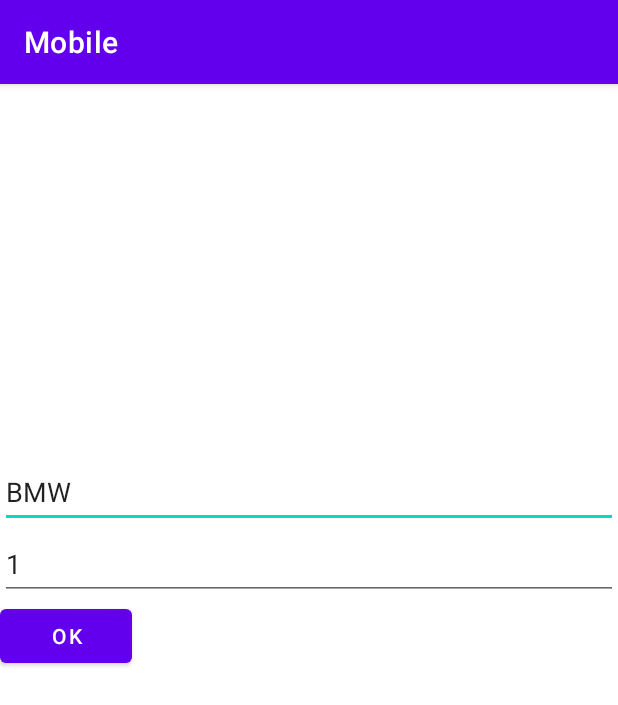
After one commit to a-shdv/gosy, an Android app: the EditAutoActivity screen opened directly, with no data from a screen before it, on a phone screen of 412 x 824 dp. The commit adds this screen. Shown: the top 705 px of the screen. Run offline under Robolectric (Android 15) with nearby library versions, the phone set to English and light mode, and no system bars.

Commit message:
Add edit auto

```diff
--- /dev/null
+++ b/mob/app/src/main/java/com/example/mob/activity/EditAutoActivity.java
@@ -0,0 +1,62 @@
+package com.example.mob.activity;
+
+import androidx.appcompat.app.AppCompatActivity;
+
+import android.os.Bundle;
+import android.widget.Button;
+import android.widget.EditText;
+import android.widget.Toast;
+
+import com.example.mob.R;
+import com.example.mob.entity.Auto;
+import com.example.mob.repo.AutoRepo;
+
+public class EditAutoActivity extends AppCompatActivity {
+    private EditText editTextAutoModel;
+    private EditText editTextAutoClient;
+    private Button buttonEditAutoOk;
+    private AutoRepo autoRepo;
+
+
+    @Override
+    protected void onCreate(Bundle savedInstanceState) {
+        super.onCreate(savedInstanceState);
+        setContentView(R.layout.activity_edit_auto);
+
+        editTextAutoModel = findViewById(R.id.edit_text_auto_model);
+        editTextAutoClient = findViewById(R.id.edit_text_auto_client);
+        buttonEditAutoOk = findViewById(R.id.button_edit_auto_ok);
+
+        autoRepo = new AutoRepo(this);
+
+        // Retrieve auto ID passed from AutoActivity
+        int autoId = getIntent().getIntExtra("AUTO_ID", -1);
+        if (autoId != -1) {
+            // Fetch Auto details from database using autoId
+            Auto auto = autoRepo.findAutoById(autoId);
+
+            // Populate EditText fields with Auto details
+            editTextAutoModel.setText(auto.getModel());
+            editTextAutoClient.setText(String.valueOf(auto.getClientId()));
+        }
+
+        buttonEditAutoOk.setOnClickListener(event -> editAutoClickListener());
+    }
+
+
+    private void editAutoClickListener() {
+        // Retrieve user input from EditText fields
+        String model = editTextAutoModel.getText().toString();
+        int clientId = Integer.parseInt(editTextAutoClient.getText().toString());
+
+        // Update the Auto in the database
+        int autoId = getIntent().getIntExtra("AUTO_ID", -1);
+        autoRepo.editAuto(new Auto(autoId, model, clientId));
+
+        // Show a toast message indicating successful update
+        Toast.makeText(this, "Auto updated successfully", Toast.LENGTH_SHORT).show();
+
+        // Finish the activity
+        finish();
+    }
+}
--- a/mob/app/src/main/java/com/example/mob/entity/Auto.java
+++ b/mob/app/src/main/java/com/example/mob/entity/Auto.java
@@ -6,6 +6,11 @@
     private int clientId;
 
     public Auto() {
+    }
+
+    public Auto(String model, int clientId) {
+        this.model = model;
+        this.clientId = clientId;
     }
 
     public Auto(int id, String model, int clientId) {
--- a/mob/app/src/main/res/layout/activity_auto.xml
+++ b/mob/app/src/main/res/layout/activity_auto.xml
@@ -23,6 +23,12 @@
             android:layout_width="match_parent"
             android:layout_height="48dp"
             android:text="@string/button_add_auto" />
+
+        <Button
+            android:id="@+id/button_delete_auto"
+            android:layout_width="match_parent"
+            android:layout_height="48dp"
+            android:text="@string/button_delete_auto" />
     </LinearLayout>
 
 </LinearLayout>
--- a/mob/app/src/main/res/layout/activity_client.xml
+++ b/mob/app/src/main/res/layout/activity_client.xml
@@ -24,6 +24,12 @@
             android:layout_width="match_parent"
             android:layout_height="wrap_content"
             android:text="@string/button_add_client" />
+
+        <Button
+            android:id="@+id/button_delete_client"
+            android:layout_width="match_parent"
+            android:layout_height="wrap_content"
+            android:text="@string/button_delete_client" />
     </LinearLayout>
 
 </LinearLayout>
--- /dev/null
+++ b/mob/app/src/main/res/layout/activity_edit_auto.xml
@@ -0,0 +1,46 @@
+<?xml version="1.0" encoding="utf-8"?>
+<LinearLayout xmlns:android="http://schemas.android.com/apk/res/android"
+    xmlns:app="http://schemas.android.com/apk/res-auto"
+    xmlns:tools="http://schemas.android.com/tools"
+    android:layout_width="match_parent"
+    android:layout_height="match_parent"
+    tools:context=".activity.EditAutoActivity"
+    android:orientation="vertical">
+
+    <androidx.constraintlayout.widget.ConstraintLayout
+        android:layout_width="match_parent"
+        android:layout_height="248dp"
+        app:layout_constraintBottom_toTopOf="@+id/edit_text_auto_model"
+        app:layout_constraintEnd_toEndOf="parent"
+        app:layout_constraintHorizontal_bias="0.5"
+        app:layout_constraintStart_toStartOf="parent"
+        app:layout_constraintTop_toTopOf="parent">
+
+    </androidx.constraintlayout.widget.ConstraintLayout>
+
+    <EditText
+        android:id="@+id/edit_text_auto_model"
+        android:layout_width="match_parent"
+        android:layout_height="wrap_content"
+        android:ems="10"
+        android:inputType="textPersonName"
+        android:minHeight="48dp"
+        android:text="@string/edit_text_auto_model" />
+
+    <EditText
+        android:id="@+id/edit_text_auto_client"
+        android:layout_width="match_parent"
+        android:layout_height="wrap_content"
+        android:ems="10"
+        android:inputType="textPersonName"
+        android:minHeight="48dp"
+        android:text="@string/edit_text_auto_client" />
+
+    <Button
+        android:id="@+id/button_edit_auto_ok"
+        android:layout_width="wrap_content"
+        android:layout_height="wrap_content"
+        android:text="@string/button_add_client_ok" />
+
+
+</LinearLayout>
--- a/mob/app/src/main/res/values/strings.xml
+++ b/mob/app/src/main/res/values/strings.xml
@@ -1,16 +1,22 @@
 <resources>
+    <!--Main-->
     <string name="app_name">Mobile</string>
-
     <string name="button_move">Move</string>
     <string name="button_show">Show</string>
     <string name="button_client">Clients</string>
     <string name="button_auto">Autos</string>
 
+    <!--Auto-->
     <string name="button_add_auto">Add</string>
+    <string name="button_edit_auto">Edit</string>
+    <string name="button_delete_auto">Delete</string>
+    <string name="edit_text_auto_model">BMW</string>
+    <string name="edit_text_auto_client">1</string>
+    <string name="button_add_auto_ok">OK</string>
 
+    <!--Client-->
     <string name="button_add_client">Add</string>
-
+    <string name="button_delete_client">Delete</string>
     <string name="edit_text_client_name">Name</string>
     <string name="button_add_client_ok">OK</string>
-
 </resources>
```
Also changed, not shown: mob/app/src/main/AndroidManifest.xml (+27 -12 lines), mob/app/src/main/java/com/example/mob/activity/AutoActivity.java (+47 -7 lines), mob/app/src/main/java/com/example/mob/activity/ClientActivity.java (+18 -1 lines), mob/app/src/main/java/com/example/mob/activity/CreateAutoActivity.java (added, +55 -0 lines), mob/app/src/main/java/com/example/mob/activity/CreateClientActivity.java (+8 -2 lines), mob/app/src/main/java/com/example/mob/repo/AutoRepo.java (+85 -6 lines), mob/app/src/main/java/com/example/mob/repo/ClientRepo.java (+43 -2 lines), mob/app/src/main/res/layout/activity_create_auto.xml (added, +45 -0 lines), 1 other file.
